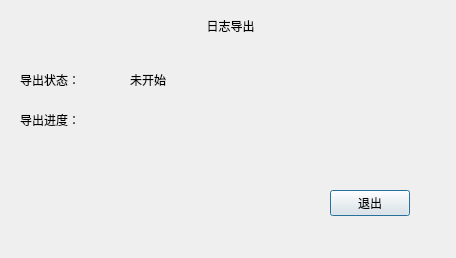
Before: the Qt Designer form logs/logbranch/logbrancheleexportdlg.ui in ChinaClever/BusBar-Qt, drawn with Qt 5.
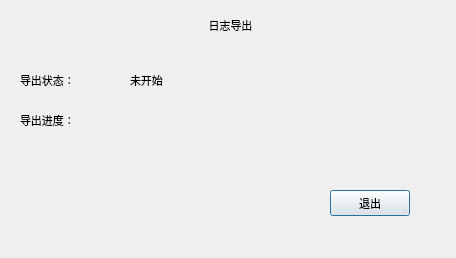
After: the same form once the commit is applied.

The edit to the form file:
```diff
--- a/logs/logbranch/logbrancheleexportdlg.ui
+++ b/logs/logbranch/logbrancheleexportdlg.ui
@@ -10,6 +10,14 @@
     <height>258</height>
    </rect>
   </property>
+  <property name="font">
+   <font>
+    <family>Ubuntu</family>
+    <pointsize>8</pointsize>
+    <italic>false</italic>
+    <bold>false</bold>
+   </font>
+  </property>
   <property name="windowTitle">
    <string>Dialog</string>
   </property>
```
Left out of the diff: 2 changed lines with no effect on the pictures.
